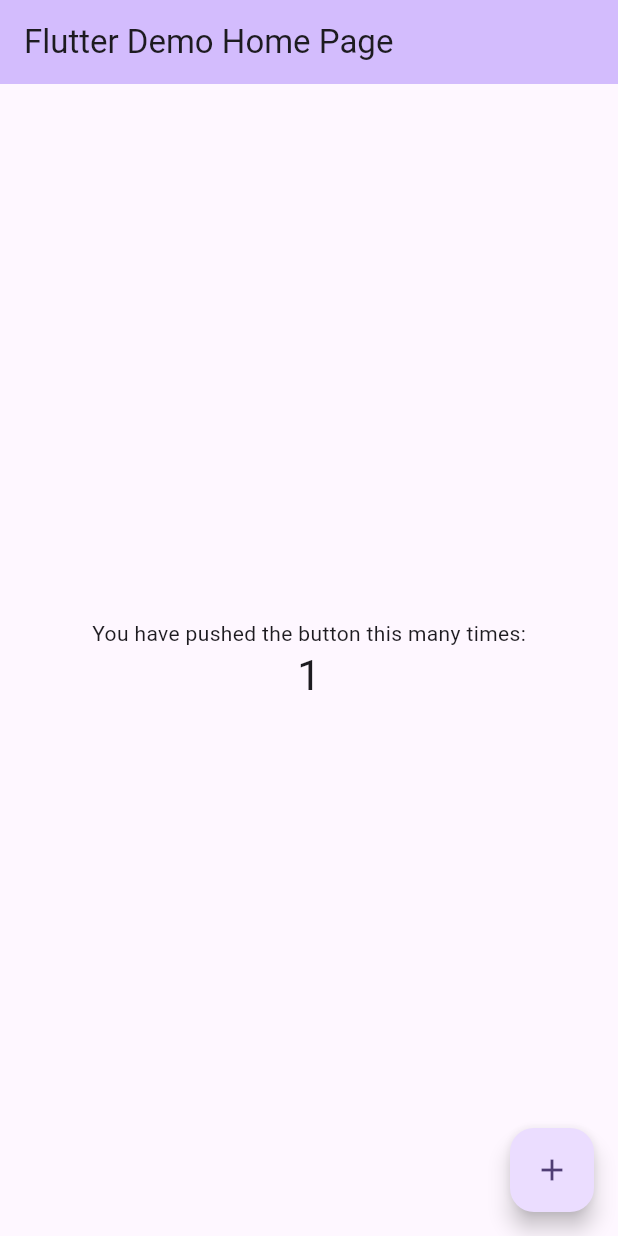
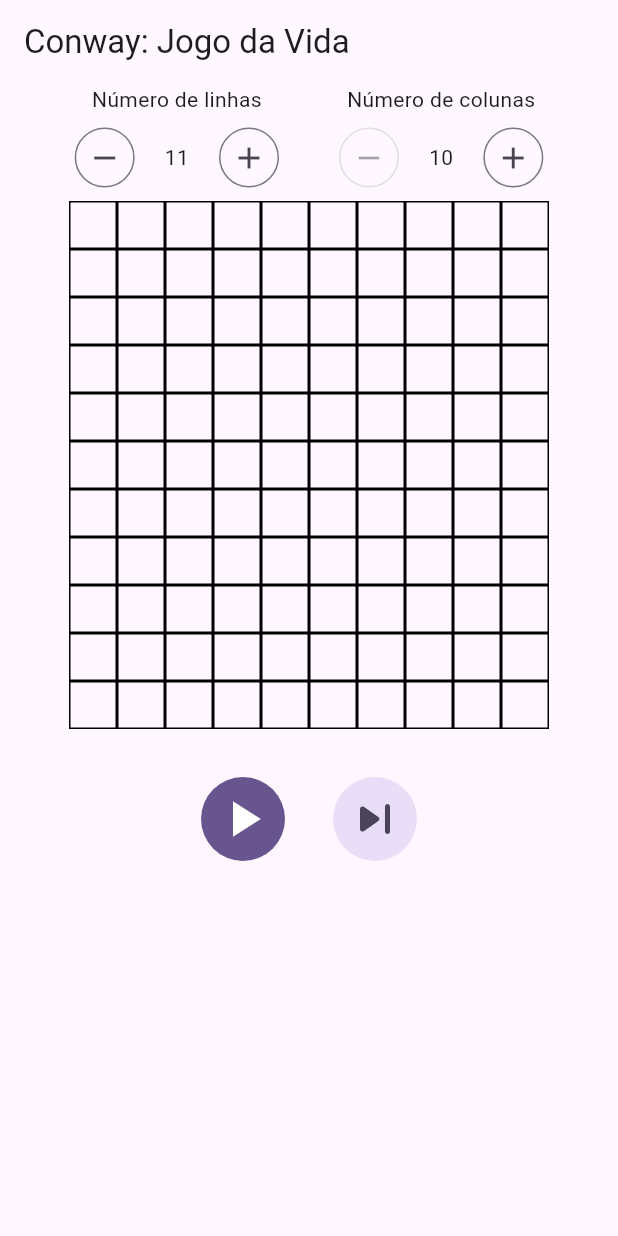
Before and after one commit to victorlimabr/game_of_life, a Flutter app: the screen it shows after launch, after a tap on the "add" icon, on a phone screen of 412 x 824 dp. Run offline on Flutter 3.47's test engine with Material 2 defaults, Android fonts, the phone set to English and light mode, and no system bars; our stand-ins replace equatable, flutter_bloc, formz.

```diff
--- /dev/null
+++ b/lib/game_of_life_bloc.dart
@@ -0,0 +1,102 @@
+import 'dart:async';
+
+import 'package:collection/collection.dart';
+import 'package:flutter_bloc/flutter_bloc.dart';
+import 'package:game_of_life/game_of_life_state.dart';
+
+class GameOfLifeBloc extends Cubit<GameOfLifeState> {
+  GameOfLifeBloc() : super(GameOfLifeState.initial());
+
+  Timer? timer;
+
+  void play() {
+    emit(state.copyWith(playing: true));
+    timer = Timer.periodic(
+      const Duration(milliseconds: 300),
+      (timer) => nextGeneration(),
+    );
+  }
+
+  void pause() {
+    timer?.cancel();
+    emit(state.copyWith(playing: false));
+  }
+
+  void incrementWidth() {
+    _changeWidth(state.width.value + 1);
+  }
+
+  void decrementWidth() {
+    _changeWidth(state.width.value - 1);
+  }
+
+  void _changeWidth(int width) {
+    emit(state.copyWith(
+      width: GameOfLifeDimension.dirty(width),
+      cells: state.cells.map((line) => [...line, false]).toList(),
+    ));
+  }
+
+  void incrementHeight() {
+    _changeHeight(state.height.value + 1);
+  }
+
+  void decrementHeight() {
+    _changeHeight(state.height.value - 1);
+  }
+
+  void _changeHeight(int height) {
+    emit(state.copyWith(
+        height: GameOfLifeDimension.dirty(height),
+        cells: [...state.cells, List.filled(state.width.value, false)]));
+  }
+
+  void toggleCell(int line, int column) {
+    emit(state.copyWith(cells: state.cells.toggleCell(line, column)));
+  }
+
+  void nextGeneration() {
+    var next =
+        List.filled(state.height.value, List.filled(state.width.value, false));
+    for (var line = 0; line < state.height.value; line++) {
+      for (var column = 0; column < state.width.value; column++) {
+        var aliveNeighbours = 0;
+        for (var i = -1; i < 2; i++) {
+          for (var j = -1; j < 2; j++) {
+            if ((line + i >= 0 && line + i < state.height.value) &&
+                (column + j >= 0 && column + j < state.width.value)) {
+              aliveNeighbours += state.cells[line + i][column + j] ? 1 : 0;
+            }
+          }
+        }
+        if (state.cells[line][column]) {
+          aliveNeighbours--;
+        }
+        if (state.cells[line][column] && (aliveNeighbours < 2)) {
+          next = next.toggleCell(line, column, value: false);
+        } else if (state.cells[line][column] && (aliveNeighbours > 3)) {
+          next = next.toggleCell(line, column, value: false);
+        } else if (!state.cells[line][column] && (aliveNeighbours == 3)) {
+          next = next.toggleCell(line, column, value: true);
+        } else {
+          next = next.toggleCell(
+            line,
+            column,
+            value: state.cells[line][column],
+          );
+        }
+      }
+    }
+    emit(state.copyWith(cells: next));
+  }
+}
+
+extension on List<List<bool>> {
+  List<List<bool>> toggleCell(int line, int column, {bool? value}) =>
+      mapIndexed(
+        (i, cellsLine) => cellsLine.mapIndexed((j, cell) {
+          if (line == i && column == j) return value ?? (!cell == true);
+          return cell == true;
+        }).toList(),
+      ).toList();
+}
--- /dev/null
+++ b/lib/game_of_life_page.dart
@@ -0,0 +1,140 @@
+import 'package:flutter/material.dart';
+import 'package:flutter_bloc/flutter_bloc.dart';
+import 'package:game_of_life/game_of_life_bloc.dart';
+import 'package:game_of_life/game_of_life_state.dart';
+import 'package:game_of_life/ui/common/amount_picker.dart';
+
+class GameOfLifePage extends StatelessWidget {
+  const GameOfLifePage({Key? key}) : super(key: key);
+
+  @override
+  Widget build(BuildContext context) {
+    return Scaffold(
+      appBar: AppBar(title: const Text('Conway: Jogo da Vida')),
+      body: Center(
+        child: BlocProvider(
+          create: (context) => GameOfLifeBloc(),
+          child: BlocBuilder<GameOfLifeBloc, GameOfLifeState>(
+            builder: (context, state) => _gameContent(state, context),
+          ),
+        ),
+      ),
+    );
+  }
+
+  Column _gameContent(GameOfLifeState state, BuildContext context) {
+    return Column(
+      children: [
+        Row(
+          mainAxisSize: MainAxisSize.min,
+          children: [
+            Column(
+              children: [
+                const Text('Número de linhas'),
+                _heightControl(state, context),
+              ],
+            ),
+            const SizedBox(width: 32),
+            Column(
+              children: [
+                const Text('Número de colunas'),
+                _widthControl(state, context),
+              ],
+            ),
+          ],
+        ),
+        SizedBox(
+          width: state.width.value * 32,
+          height: state.height.value * 32,
+          child: _gridView(state),
+        ),
+        Padding(
+          padding: const EdgeInsets.symmetric(vertical: 32),
+          child: Row(
+            mainAxisAlignment: MainAxisAlignment.center,
+            children: [
+              _playPauseButton(state, context),
+              const SizedBox(width: 32),
+              IconButton.filledTonal(
+                onPressed: () => context.gameBloc.nextGeneration(),
+                icon: const Icon(Icons.skip_next_rounded, size: 40),
+              )
+            ],
+          ),
+        )
+      ],
+    );
+  }
+
+  GridView _gridView(GameOfLifeState state) {
+    return GridView.builder(
+      gridDelegate: SliverGridDelegateWithFixedCrossAxisCount(
+        crossAxisCount: state.width.value,
+      ),
+      itemCount: state.width.value * state.height.value,
+      itemBuilder: (context, index) => _toggleCell(index, state, context),
+    );
+  }
+
+  ToggleButtons _toggleCell(
+      int index, GameOfLifeState state, BuildContext context) {
+    final line = index ~/ state.width.value;
+    final column = index % state.width.value;
+    final isSelected = state.cells[line][column];
+    return ToggleButtons(
+      isSelected: [isSelected],
+      renderBorder: false,
+      onPressed: (_) {
+        if (state.playing) return;
+        context.gameBloc.toggleCell(line, column);
+      },
+      constraints: const BoxConstraints(
+        maxWidth: 32,
+        maxHeight: 32,
+      ),
+      children: [
+        Container(
+          decoration: BoxDecoration(border: Border.all()),
+        )
+      ],
+    );
+  }
+
+  IconButton _playPauseButton(GameOfLifeState state, BuildContext context) {
+    return IconButton.filled(
+      onPressed: state.playing
+          ? () => context.gameBloc.pause()
+          : () => context.gameBloc.play(),
+      icon: Icon(
+        state.playing ? Icons.pause : Icons.play_arrow,
+        size: 40,
+      ),
+    );
+  }
+
+  AmountPicker _widthControl(GameOfLifeState state, BuildContext context) {
+    return AmountPicker(
+      input: state.width,
+      minLimit: 10,
+      onIncrement:
+          state.playing ? null : () => context.gameBloc.incrementWidth(),
+      onDecrement:
+          state.playing ? null : () => context.gameBloc.decrementWidth(),
+    );
+  }
+
+  AmountPicker _heightControl(GameOfLifeState state, BuildContext context) {
+    return AmountPicker(
+      input: state.height,
+      minLimit: 10,
+      onIncrement:
+          state.playing ? null : () => context.gameBloc.incrementHeight(),
+      onDecrement:
+          state.playing ? null : () => context.gameBloc.decrementHeight(),
+    );
+  }
+}
+
+extension on BuildContext {
+  GameOfLifeBloc get gameBloc => read<GameOfLifeBloc>();
+}
--- /dev/null
+++ b/lib/game_of_life_state.dart
@@ -0,0 +1,64 @@
+import 'package:equatable/equatable.dart';
+import 'package:formz/formz.dart';
+import 'package:game_of_life/ui/common/common_inputs.dart';
+
+class GameOfLifeState extends Equatable {
+  final GameOfLifeDimension width;
+  final GameOfLifeDimension height;
+  final List<List<bool>> cells;
+  final bool playing;
+
+  const GameOfLifeState({
+    this.width = const GameOfLifeDimension.pure(),
+    this.height = const GameOfLifeDimension.pure(),
+    required this.cells,
+    this.playing = false,
+  });
+
+  GameOfLifeState.initial()
+      : this(cells: List.filled(10, List.filled(10, false)));
+
+  @override
+  List<Object?> get props => [width, height, cells, playing];
+
+  GameOfLifeState copyWith({
+    GameOfLifeDimension? width,
+    GameOfLifeDimension? height,
+    List<List<bool>>? cells,
+    bool? playing,
+  }) {
+    return GameOfLifeState(
+      width: width ?? this.width,
+      height: height ?? this.height,
+      cells: cells ?? this.cells,
+      playing: playing ?? this.playing,
+    );
+  }
+}
+
+enum GameOfLifeDimensionErrorCause { lessThanTen }
+
+class GameOfLifeDimensionError extends FormInputError {
+  const GameOfLifeDimensionError.lessThanTen()
+      : super(GameOfLifeDimensionErrorCause.lessThanTen);
+
+  @override
+  String? get text {
+    if (cause == GameOfLifeDimensionErrorCause.lessThanTen) {
+      return 'Não pode ser menor que 10';
+    }
+    return null;
+  }
+}
+
+class GameOfLifeDimension extends FormzInput<int, GameOfLifeDimensionError> {
+  const GameOfLifeDimension.pure() : super.pure(10);
+
+  const GameOfLifeDimension.dirty(super.value) : super.dirty();
+
+  @override
+  GameOfLifeDimensionError? validator(int value) {
+    if (value < 10) return const GameOfLifeDimensionError.lessThanTen();
+    return null;
+  }
+}
--- a/lib/main.dart
+++ b/lib/main.dart
@@ -1,4 +1,6 @@
 import 'package:flutter/material.dart';
+import 'package:game_of_life/game_of_life_bloc.dart';
+import 'package:game_of_life/game_of_life_page.dart';
 
 void main() {
   runApp(const MyApp());
@@ -7,119 +9,16 @@ void main() {
 class MyApp extends StatelessWidget {
   const MyApp({super.key});
 
-  // This widget is the root of your application.
   @override
   Widget build(BuildContext context) {
     return MaterialApp(
       title: 'Flutter Demo',
       theme: ThemeData(
-        // This is the theme of your application.
-        //
-        // TRY THIS: Try running your application with "flutter run". You'll see
-        // the application has a blue toolbar. Then, without quitting the app,
-        // try changing the seedColor in the colorScheme below to Colors.green
-        // and then invoke "hot reload" (save your changes or press the "hot
-        // reload" button in a Flutter-supported IDE, or press "r" if you used
-        // the command line to start the app).
-        //
-        // Notice that the counter didn't reset back to zero; the application
-        // state is not lost during the reload. To reset the state, use hot
-        // restart instead.
-        //
-        // This works for code too, not just values: Most code changes can be
-        // tested with just a hot reload.
+
         colorScheme: ColorScheme.fromSeed(seedColor: Colors.deepPurple),
         useMaterial3: true,
       ),
-      home: const MyHomePage(title: 'Flutter Demo Home Page'),
+      home: const GameOfLifePage(),
     );
   }
 }
-
-class MyHomePage extends StatefulWidget {
-  const MyHomePage({super.key, required this.title});
-
-  // This widget is the home page of your application. It is stateful, meaning
-  // that it has a State object (defined below) that contains fields that affect
-  // how it looks.
-
-  // This class is the configuration for the state. It holds the values (in this
-  // case the title) provided by the parent (in this case the App widget) and
-  // used by the build method of the State. Fields in a Widget subclass are
-  // always marked "final".
-
-  final String title;
-
-  @override
-  State<MyHomePage> createState() => _MyHomePageState();
-}
-
-class _MyHomePageState extends State<MyHomePage> {
-  int _counter = 0;
-
-  void _incrementCounter() {
-    setState(() {
-      // This call to setState tells the Flutter framework that something has
-      // changed in this State, which causes it to rerun the build method below
-      // so that the display can reflect the updated values. If we changed
-      // _counter without calling setState(), then the build method would not be
-      // called again, and so nothing would appear to happen.
-      _counter++;
-    });
-  }
-
-  @override
-  Widget build(BuildContext context) {
-    // This method is rerun every time setState is called, for instance as done
-    // by the _incrementCounter method above.
-    //
-    // The Flutter framework has been optimized to make rerunning build methods
-    // fast, so that you can just rebuild anything that needs updating rather
-    // than having to individually change instances of widgets.
-    return Scaffold(
-      appBar: AppBar(
-        // TRY THIS: Try changing the color here to a specific color (to
-        // Colors.amber, perhaps?) and trigger a hot reload to see the AppBar
-        // change color while the other colors stay the same.
-        backgroundColor: Theme.of(context).colorScheme.inversePrimary,
-        // Here we take the value from the MyHomePage object that was created by
-        // the App.build method, and use it to set our appbar title.
-        title: Text(widget.title),
-      ),
-      body: Center(
-        // Center is a layout widget. It takes a single child and positions it
-        // in the middle of the parent.
-        child: Column(
-          // Column is also a layout widget. It takes a list of children and
-          // arranges them vertically. By default, it sizes itself to fit its
-          // children horizontally, and tries to be as tall as its parent.
-          //
-          // Column has various properties to control how it sizes itself and
-          // how it positions its children. Here we use mainAxisAlignment to
-          // center the children vertically; the main axis here is the vertical
-          // axis because Columns are vertical (the cross axis would be
-          // horizontal).
-          //
-          // TRY THIS: Invoke "debug painting" (choose the "Toggle Debug Paint"
-          // action in the IDE, or press "p" in the console), to see the
-          // wireframe for each widget.
-          mainAxisAlignment: MainAxisAlignment.center,
-          children: <Widget>[
-            const Text(
-              'You have pushed the button this many times:',
-            ),
-            Text(
-              '$_counter',
-              style: Theme.of(context).textTheme.headlineMedium,
-            ),
-          ],
-        ),
-      ),
-      floatingActionButton: FloatingActionButton(
-        onPressed: _incrementCounter,
-        tooltip: 'Increment',
-        child: const Icon(Icons.add),
-      ), // This trailing comma makes auto-formatting nicer for build methods.
-    );
-  }
-}
--- /dev/null
+++ b/lib/ui/common/amount_picker.dart
@@ -0,0 +1,44 @@
+import 'package:flutter/material.dart';
+import 'package:formz/formz.dart';
+import 'package:game_of_life/ui/common/common_inputs.dart';
+
+class AmountPicker extends StatelessWidget {
+  final FormzInput<int, FormInputError> input;
+  final VoidCallback? onIncrement;
+  final VoidCallback? onDecrement;
+  final int minLimit;
+
+  const AmountPicker({
+    Key? key,
+    required this.input,
+    this.onIncrement,
+    this.onDecrement,
+    this.minLimit = 1,
+  }) : super(key: key);
+
+  @override
+  Widget build(BuildContext context) {
+    return SizedBox(
+      height: 58,
+      child: Row(
+        mainAxisSize: MainAxisSize.min,
+        children: [
+          IconButton.outlined(
+            onPressed: input.value > minLimit ? onDecrement : null,
+            icon: const Icon(Icons.remove),
+          ),
+          Container(
+            height: 40,
+            padding: const EdgeInsets.symmetric(horizontal: 16),
+            alignment: Alignment.center,
+            child: Text(input.value.toString()),
+          ),
+          IconButton.outlined(
+            onPressed: onIncrement,
+            icon: const Icon(Icons.add),
+          ),
+        ],
+      ),
+    );
+  }
+}
--- a/pubspec.yaml
+++ b/pubspec.yaml
@@ -35,6 +35,9 @@ dependencies:
   # The following adds the Cupertino Icons font to your application.
   # Use with the CupertinoIcons class for iOS style icons.
   cupertino_icons: ^1.0.2
+  flutter_bloc: ^8.1.3
+  equatable: ^2.0.5
+  formz: ^0.6.0
 
 dev_dependencies:
   flutter_test:
```
Also changed, not shown: lib/ui/common/common_blocs.dart (added, +16 -0 lines), lib/ui/common/common_fields.dart (added, +37 -0 lines), lib/ui/common/common_inputs.dart (added, +58 -0 lines), lib/ui/common/empty_message.dart (added, +21 -0 lines), pubspec.lock, 63 other files.
